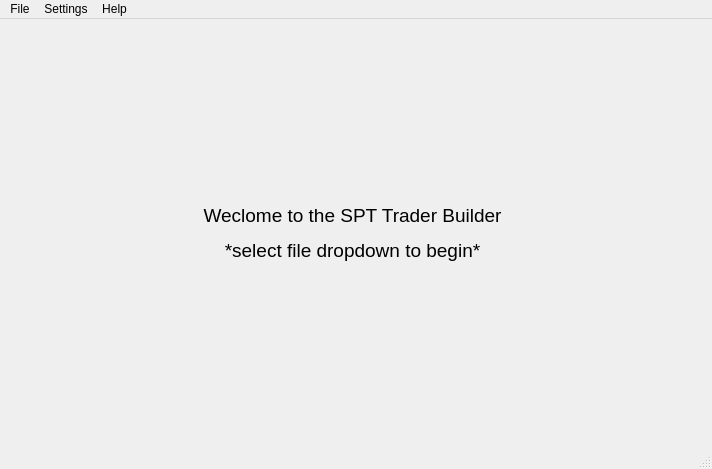
Above: src/gui_main.ui from ThePi1/SPT-Trader-Builder before the change. Below: the same form after it.
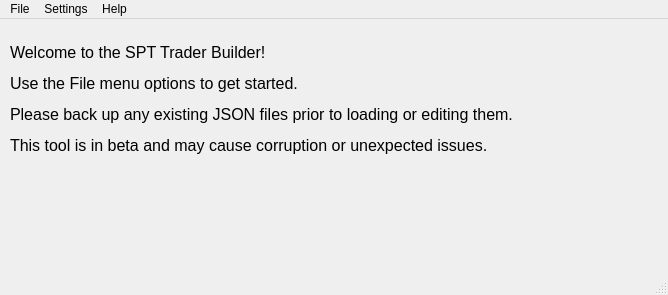
That is the form after the change. Icons and pictures are not drawn.

Commit message: Adding more menus and filling in default values

The edit to the form file:
```diff
--- a/src/gui_main.ui
+++ b/src/gui_main.ui
@@ -12,8 +12,8 @@
    <rect>
     <x>0</x>
     <y>0</y>
-    <width>712</width>
-    <height>469</height>
+    <width>668</width>
+    <height>295</height>
    </rect>
   </property>
   <property name="sizePolicy">
@@ -51,24 +51,18 @@
      <verstretch>0</verstretch>
     </sizepolicy>
    </property>
-   <widget class="QWidget" name="gridLayoutWidget">
+   <widget class="QLabel" name="label">
     <property name="geometry">
      <rect>
-      <x>2</x>
-      <y>9</y>
-      <width>701</width>
-      <height>411</height>
+      <x>10</x>
+      <y>0</y>
+      <width>521</width>
+      <height>161</height>
      </rect>
     </property>
-    <layout class="QGridLayout" name="gridLayout">
-     <item row="0" column="0">
-      <widget class="QLabel" name="label">
-       <property name="text">
-        <string>&lt;html&gt;&lt;head/&gt;&lt;body&gt;&lt;p align=&quot;center&quot;&gt;&lt;span style=&quot; font-size:14pt;&quot;&gt;Weclome to the SPT Trader Builder&lt;/span&gt;&lt;/p&gt;&lt;p align=&quot;center&quot;&gt;&lt;span style=&quot; font-size:14pt;&quot;&gt;*select file dropdown to begin*&lt;/span&gt;&lt;/p&gt;&lt;/body&gt;&lt;/html&gt;</string>
-       </property>
-      </widget>
-     </item>
-    </layout>
+    <property name="text">
+     <string>&lt;html&gt;&lt;head/&gt;&lt;body&gt;&lt;p&gt;&lt;span style=&quot; font-size:12pt;&quot;&gt;Welcome to the SPT Trader Builder!&lt;/span&gt;&lt;/p&gt;&lt;p&gt;&lt;span style=&quot; font-size:12pt;&quot;&gt;Use the File menu options to get started.&lt;/span&gt;&lt;/p&gt;&lt;p&gt;&lt;span style=&quot; font-size:12pt;&quot;&gt;Please back up any existing JSON files prior to loading or editing them.&lt;/span&gt;&lt;/p&gt;&lt;p&gt;&lt;span style=&quot; font-size:12pt;&quot;&gt;This tool is in beta and may cause corruption or unexpected issues.&lt;/span&gt;&lt;/p&gt;&lt;/body&gt;&lt;/html&gt;</string>
+    </property>
    </widget>
   </widget>
   <widget class="QStatusBar" name="statusBar">
@@ -81,7 +75,7 @@
     <rect>
      <x>0</x>
      <y>0</y>
-     <width>712</width>
+     <width>668</width>
      <height>22</height>
     </rect>
    </property>
```
The commit also changes 8 other files.
